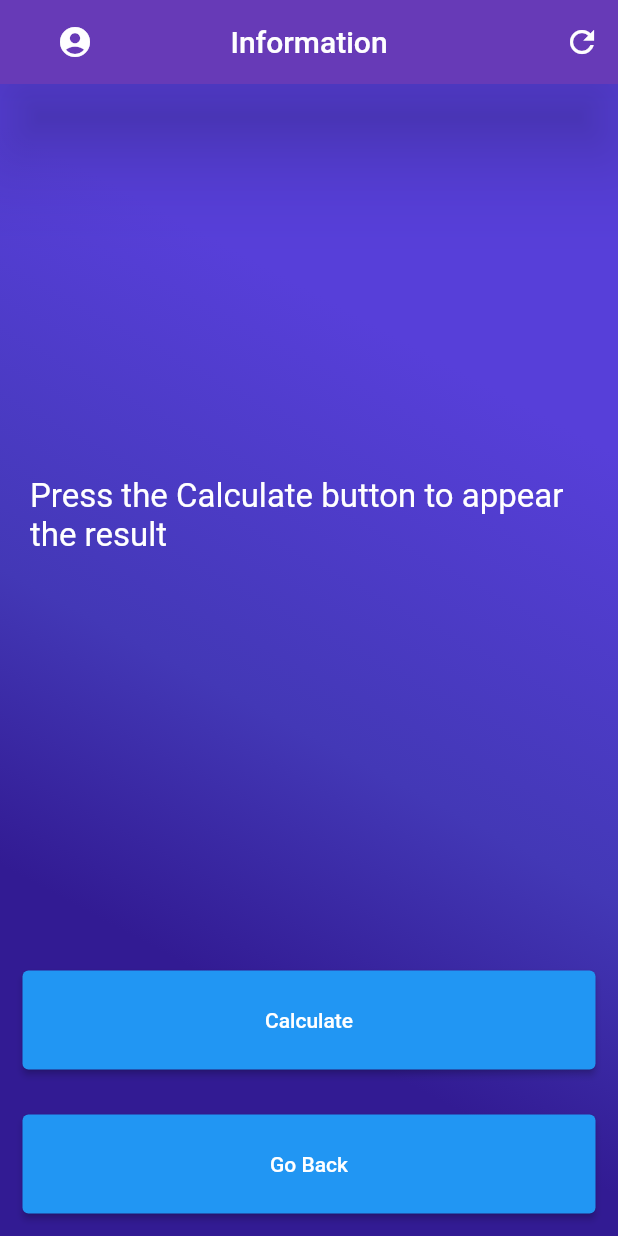
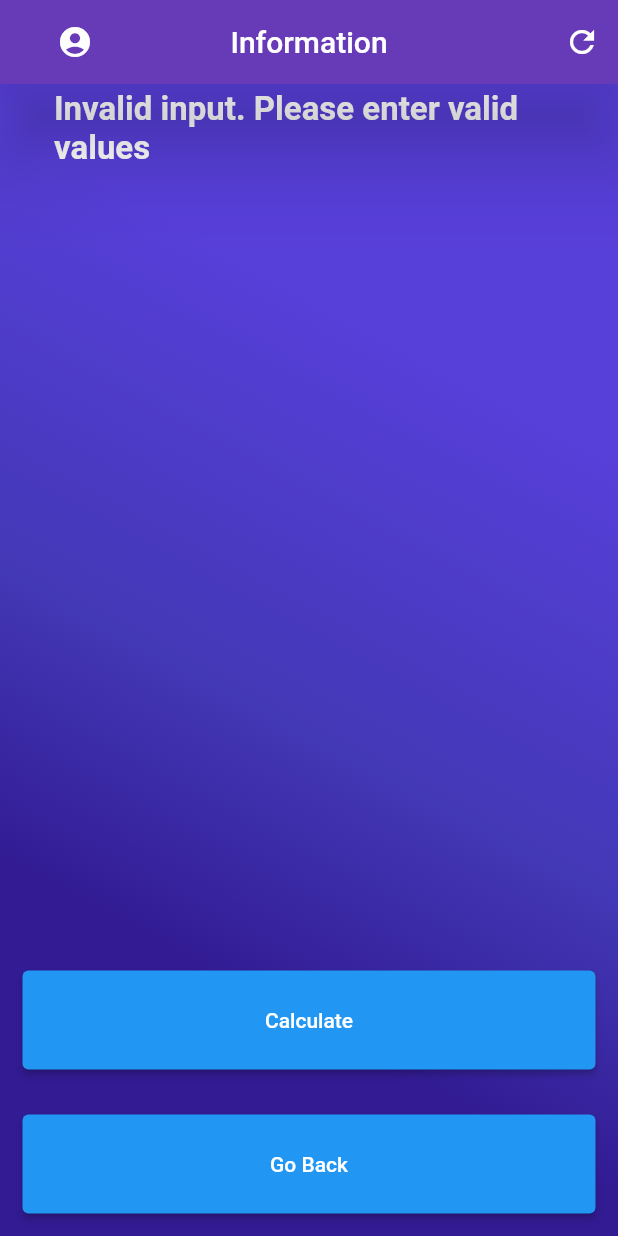
Before and after one commit to Alxelio/bmi_Santander, a Flutter app: the screen it shows after launch, after a tap on "Confirm", on a phone screen of 412 x 824 dp. Run offline on Flutter 3.47's test engine with Material 2 defaults, Android fonts, the phone set to English and light mode, and no system bars.

Commit message:
Add ListView.builder and ListTile
Signed-off-by: Auccelio <auxerreauccelio@gmail.com>

```diff
--- a/lib/functions.dart
+++ b/lib/functions.dart
@@ -9,53 +9,33 @@ void reset (){
 
 }
 
-//
-// class CalculatorFunctions {
-//
-//   String cauculus(weight, height) {
-//     //double weight = double.tryParse(weightt!.text) ?? 0.0;
-//     //double height = double.tryParse(heightt!.text) ?? 0.0;
-//
-//
-//     if (weight <= 0 || height <= 0) {
-//       return 'Invalid input. Please enter valid values.';
-//     }
-//
-//     double bmi = weight / ((height) * (height));
-//
-//     if (bmi < 16.0) {
-//       return 'Your Body Mass Index is ${bmi.toStringAsFixed(
-//           2)} - Severe Thinness Classification \n';
-//       //}
-//       //stdout.write('Your Body Mass Index is ${bmi.toStringAsFixed(2)} - ');
-//       //stdout.write("Severe Thinness Classification \n");
-//     } else if (bmi >= 16.0 && bmi < 17.0) {
-//       stdout.write('Your Body Mass Index is ${bmi.toStringAsFixed(2)} - ');
-//       stdout.write("Moderate Thinness Classification \n");
-//     } else if (bmi >= 17.0 && bmi < 18.5) {
-//       stdout.write('Your Body Mass Index is ${bmi.toStringAsFixed(2)} - ');
-//       stdout.write("Light Thinness Classification \n");
-//     } else if (bmi >= 18.5 && bmi < 25.0) {
-//       stdout.write('Your Body Mass Index is ${bmi.toStringAsFixed(2)} - ');
-//       stdout.write("Healthy Classification \n");
-//     } else if (bmi >= 25.0 && bmi < 30.0) {
-//       stdout.write('Your Body Mass Index is ${bmi.toStringAsFixed(2)} - ');
-//       stdout.write("Overweight Classification \n");
-//     } else if (bmi >= 30.0 && bmi < 35.0) {
-//       stdout.write('Your Body Mass Index is ${bmi.toStringAsFixed(2)} - ');
-//       stdout.write("Grade 1 Obesity Classification \n");
-//     } else if (bmi >= 35.0 && bmi < 40.0) {
-//       stdout.write('Your Body Mass Index is ${bmi.toStringAsFixed(2)} - ');
-//       stdout.write("Grade II Obesity (Severe) Classification \n");
-//     } else if (bmi >= 40.0) {
-//       stdout.write('Your Body Mass Index is ${bmi.toStringAsFixed(2)} - ');
-//       stdout.write("Grade III Obesity (Morbid) Classification \n");
-//     } else {
-//       stdout.write('Your Body Mass Index is ${bmi.toStringAsFixed(2)} - ');
-//       stdout.write("Invalid inputs, like negative values or stuff like that");
-//     }
-//
-//     return bmi.toString();
-//   }
-// }
-//
+String cauculus(weight, height) {
+
+  if (weight <= 0 || height <= 0) {
+    return 'Invalid input. Please enter valid values \n';
+  }
+
+  double bmi = weight / ((height) * (height));
+
+  if (bmi < 16.0) {
+    return 'Your weight is $weight and your height is $height, so your Body Mass Index is ${bmi.toStringAsFixed(2)} - Severe Thinness Classification \n';
+  } else if (bmi >= 16.0 && bmi < 17.0) {
+    return 'Your weight is $weight and your height is $height, so your Body Mass Index is ${bmi.toStringAsFixed(2)} - Moderate Thinness Classification \n';
+  } else if (bmi >= 17.0 && bmi < 18.5) {
+    return 'Your weight is $weight and your height is $height, so your Body Mass Index is ${bmi.toStringAsFixed(2)} - Light Thinness Classification \n';
+  } else if (bmi >= 18.5 && bmi < 25.0) {
+    return 'Your weight is $weight and your height is $height, so your Body Mass Index is ${bmi.toStringAsFixed(2)} - Healthy Classification \n';
+  } else if (bmi >= 25.0 && bmi < 30.0) {
+    return 'Your weight is $weight and your height is $height, so your Body Mass Index is ${bmi.toStringAsFixed(2)} - Overweight Classification \n';
+  } else if (bmi >= 30.0 && bmi < 35.0) {
+    return 'Your weight is $weight and your height is $height, so your Body Mass Index is ${bmi.toStringAsFixed(2)} - Grade 1 Obesity Classification \n';
+  } else if (bmi >= 35.0 && bmi < 40.0) {
+    return 'Your weight is $weight and your height is $height, so your Body Mass Index is ${bmi.toStringAsFixed(2)} - Grade II Obesity (Severe) Classification \n';
+  } else if (bmi >= 40.0) {
+    return 'Your weight is $weight and your height is $height, so your Body Mass Index is ${bmi.toStringAsFixed(2)} - Grade III Obesity (Morbid) Classification \n';
+  } else {
+    return 'Your weight is $weight and your height is $height, so your Body Mass Index is ${bmi.toStringAsFixed(2)} - Invalid inputs, like negative values or stuff like that';
+  }
+
+  return bmi.toString();
+}
--- a/lib/person.dart
+++ b/lib/person.dart
@@ -7,6 +7,7 @@ TextEditingController? namee = TextEditingController();
 TextEditingController? weightt = TextEditingController();
 TextEditingController? heightt = TextEditingController();
 String informationn = 'Give some Informations about you, please';
+List<String> resultsList = [];
 
 class Person extends StatefulWidget {
   @override
@@ -115,11 +116,20 @@ class _PersonState extends State<Person> {
                             ),
                           ),
                           onPressed: () {
-                            Navigator.push(context, MaterialPageRoute(builder: (context) {
-                                  return SecondPage();
-                                }),
-                            );
-                          }),
+                            double weight = double.tryParse(weightt!.text) ?? 0.0;
+                            double height = double.tryParse(heightt!.text) ?? 0.0;
+                            String result = cauculus(weight, height);
+                            resultsList.add(result);
+
+                                setState(() {
+                                  Navigator.push(
+                                    context,
+                                    MaterialPageRoute(builder: (context) {
+                                      return SecondPage(resultsList);
+                                    }),
+                                  );
+                                });
+                              }),
                       ),
                     ),
 
--- a/lib/second_page.dart
+++ b/lib/second_page.dart
@@ -5,6 +5,10 @@ import 'package:flutter/material.dart';
 import 'package:bmi_santander/functions.dart';
 
 class SecondPage extends StatefulWidget {
+
+  final List<String> resultsList;
+  SecondPage(this.resultsList);
+
   @override
   State<SecondPage> createState() => _SecondPageState();
 }
@@ -20,43 +24,6 @@ class _SecondPageState extends State<SecondPage> {
     });
   }
 
-  static String cauculus(weight, height) {
-    //double weight = double.tryParse(weightt!.text) ?? 0.0;
-    //double height = double.tryParse(heightt!.text) ?? 0.0;
-
-
-    /*
-    * For the reason which in the functions.dart the class CalculatorFunctions isn't in the statefullWidget,
-    * In fact, I was not allowed to change indeed the state of the variable result for other parts of code.
-    * So I changed the logic of this code as I did and everyone can see it below.
-    */
-    if (weight <= 0 || height <= 0) {
-      return 'Invalid input. Please enter valid values.';
-    }
-
-    double bmi = weight / ((height) * (height));
-
-    if (bmi < 16.0) {
-      return 'Your Body Mass Index is ${bmi.toStringAsFixed(2)} - Severe Thinness Classification \n';
-    } else if (bmi >= 16.0 && bmi < 17.0) {
-        return 'Your Body Mass Index is ${bmi.toStringAsFixed(2)} - Moderate Thinness Classification \n';
-      } else if (bmi >= 17.0 && bmi < 18.5) {
-            return 'Your Body Mass Index is ${bmi.toStringAsFixed(2)} - Light Thinness Classification \n';
-        } else if (bmi >= 18.5 && bmi < 25.0) {
-            return 'Your Body Mass Index is ${bmi.toStringAsFixed(2)} - Healthy Classification \n';
-          } else if (bmi >= 25.0 && bmi < 30.0) {
-            return 'Your Body Mass Index is ${bmi.toStringAsFixed(2)} - Overweight Classification \n';
-            } else if (bmi >= 30.0 && bmi < 35.0) {
-              return 'Your Body Mass Index is ${bmi.toStringAsFixed(2)} - Grade 1 Obesity Classification \n';
-              } else if (bmi >= 35.0 && bmi < 40.0) {
-                return 'Your Body Mass Index is ${bmi.toStringAsFixed(2)} - Grade II Obesity (Severe) Classification \n';
-                } else if (bmi >= 40.0) {
-                  return 'Your Body Mass Index is ${bmi.toStringAsFixed(2)} - Grade III Obesity (Morbid) Classification \n';
-                  } else {
-                    return 'Your Body Mass Index is ${bmi.toStringAsFixed(2)} - Invalid inputs, like negative values or stuff like that';
-        }
-        return bmi.toString();
-}
 
   @override
   Widget build(BuildContext context) {
@@ -93,19 +60,25 @@ class _SecondPageState extends State<SecondPage> {
             crossAxisAlignment: CrossAxisAlignment.stretch,
             children: [
 
-              Expanded(flex: 6,
-                child: Container(margin: EdgeInsets.only(right: 20, left: 20),
-                  //color: Colors.blue,
-                  //height: 420,
+              Expanded(
+                flex: 6,
+                child: Container(
+                  margin: EdgeInsets.only(right: 20, left: 20),
                   width: double.infinity,
-                  child: Center(
-                    child: Text(
-                      result.isNotEmpty ? result : "Press the Calculate button to appear the result",
-                      style: const TextStyle(
-                          fontSize: 22,
-                          color: Colors.white,
-                      ),
-                    ),
+                  child: ListView.builder(
+                    itemCount: widget.resultsList.length,
+                    itemBuilder: (context, index) {
+                      return ListTile(
+                        title: Text(
+                          widget.resultsList[index],
+                          style: TextStyle(
+                            fontSize: 22,
+                            color: Colors.white,
+                            fontWeight: FontWeight.bold,
+                          ),
+                        ),
+                      );
+                    },
                   ),
                 ),
               ),
```
Also changed, not shown: 1 other file.
